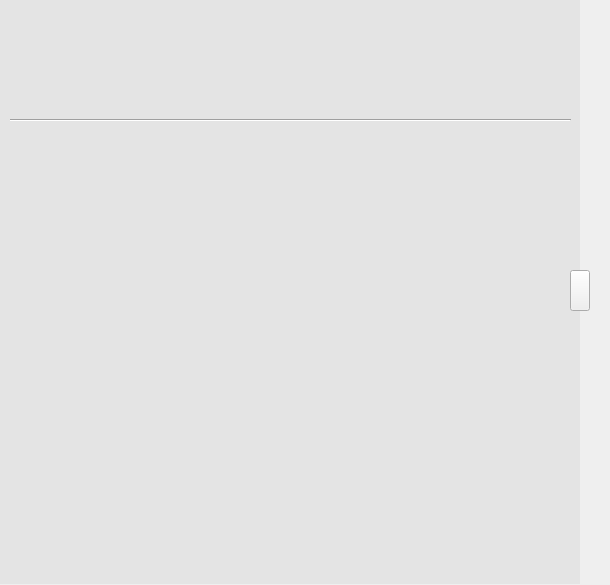
chuanjiabao1981/qatime-win, file qatime-studio/UIAuxiliaryPanel.ui: the form before one commit.
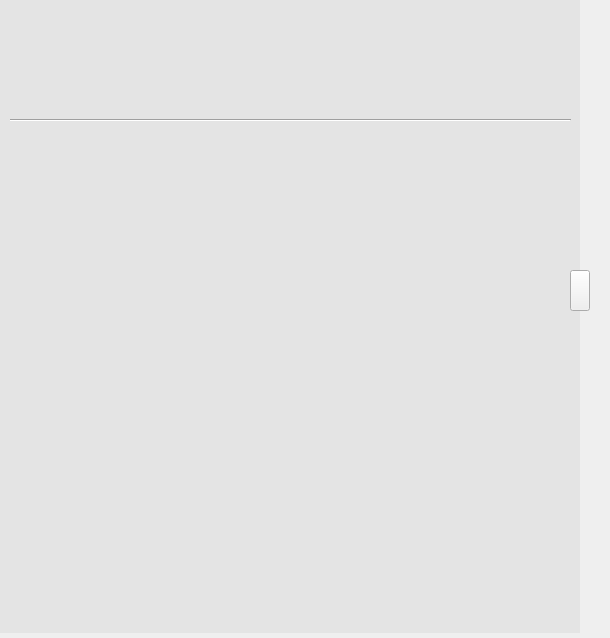
The form after the commit. Icons and pictures are not drawn.

```diff
--- a/qatime-studio/UIAuxiliaryPanel.ui
+++ b/qatime-studio/UIAuxiliaryPanel.ui
@@ -7,7 +7,7 @@
     <x>0</x>
     <y>0</y>
     <width>610</width>
-    <height>585</height>
+    <height>638</height>
    </rect>
   </property>
   <property name="windowTitle">
@@ -67,7 +67,7 @@
      <x>0</x>
      <y>0</y>
      <width>580</width>
-     <height>584</height>
+     <height>633</height>
     </rect>
    </property>
    <property name="styleSheet">
@@ -84,7 +84,7 @@
      <x>10</x>
      <y>130</y>
      <width>561</width>
-     <height>441</height>
+     <height>501</height>
     </rect>
    </property>
    <layout class="QVBoxLayout" name="teacher_verticalLayout"/>
```
